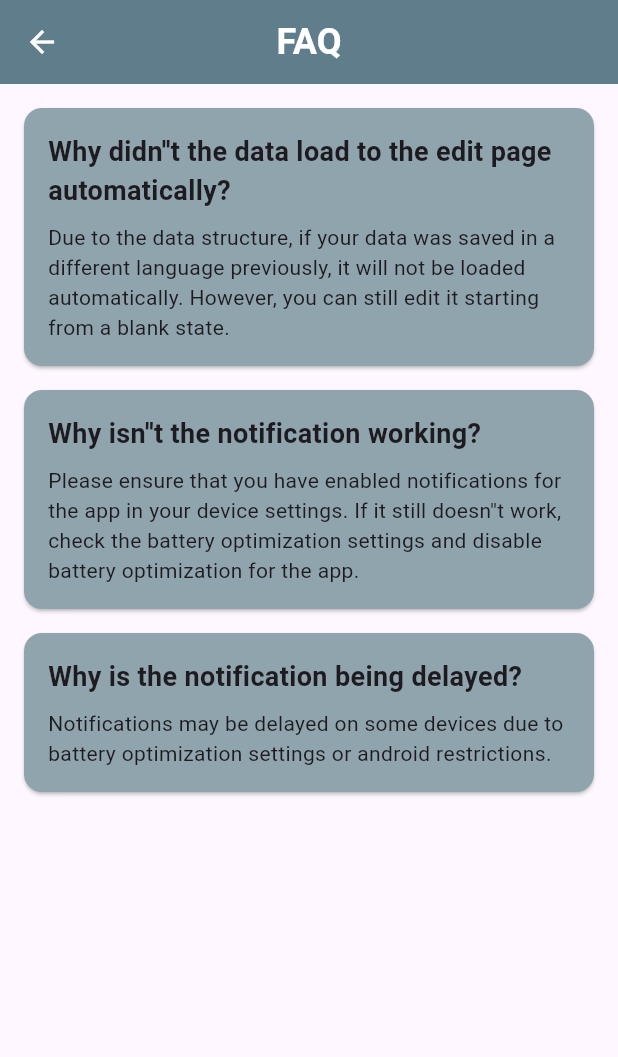
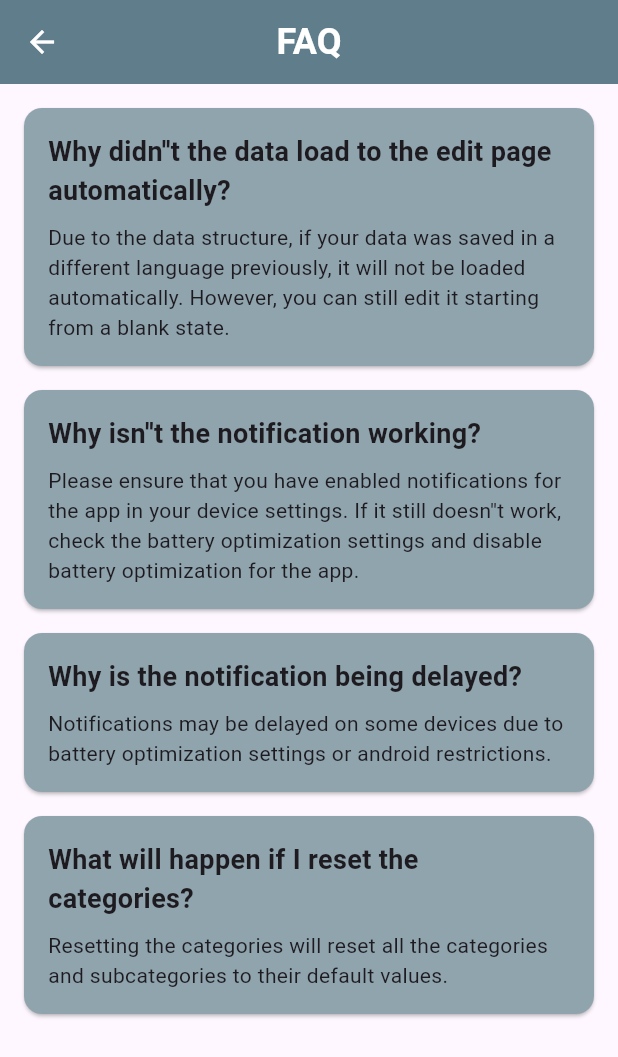
Before and after one commit to ForgerWise/FoodList, a Flutter app: the SettingPage screen opened by its route, after a tap on "FAQ", on a phone screen of 412 x 824 dp. Shown: the top 1057 px of the screen. Run offline on Flutter 3.47's test engine with Material 3 defaults, Android fonts, the phone set to English and light mode, and no system bars; our stand-ins replace flutter_local_notifications, flutter_slidable, flutter_staggered_animations, hive, hive_flutter, permission_handler and 1 more; missing offline and left inert: android_alarm_manager_plus; accounts and stored records are empty; Roboto replaces fonts that are missing (IBM Plex Sans).

Commit message:
Fix some bugs
-Fixed the issue with the food ingredient list not loading
-Fixed the problem with the notification icon not displaying correctly
-Fixed an issue where ingredient names reverted to English
-Fixed an issue where registering subcategories was not working

```diff
--- a/lib/database/sub_category.dart
+++ b/lib/database/sub_category.dart
@@ -28,7 +28,7 @@ class SubCategory {
 
   static SubCategory fromNameWithMapCheck(
       String name, Map<String, List<SubCategory>> subCategoryMap) {
-    String generatedId = name.replaceAll(' ', '_');
+    String generatedId = name.replaceAll(' ', '').replaceAll('&', '');
 
     bool idExists = subCategoryMap.values.any((subCategories) =>
         subCategories.any((subCategory) => subCategory.id == generatedId));
--- a/lib/l10n/intl_en.arb
+++ b/lib/l10n/intl_en.arb
@@ -66,7 +66,7 @@
   "bean": "Bean",
   "eggMilk": "Egg & Milk",
   "mushroom": "Mushroom",
-  "processedfood": "Processed_food",
+  "processedfood": "Processed Food",
   "others": "Others",
   "beef": "Beef",
   "pork": "Pork",
@@ -107,5 +107,13 @@
   "faqWhyNotificationNotWork": "Why isn''t the notification working?",
   "faqWhyNotificationNotWorkAns": "Please ensure that you have enabled notifications for the app in your device settings. If it still doesn''t work, check the battery optimization settings and disable battery optimization for the app.",
   "faqWhyNotificationDelay": "Why is the notification being delayed?",
-  "faqWhyNotificationDelayAns": "Notifications may be delayed on some devices due to battery optimization settings or android restrictions."
+  "faqWhyNotificationDelayAns": "Notifications may be delayed on some devices due to battery optimization settings or android restrictions.",
+  "editResetCategories": "Edit/Reset Categories",
+  "editCategoriesNotSupportedHint": "Edit categories is not supported yet!",
+  "edit": "Edit",
+  "reset": "Reset",
+  "confirmReset": "Confirm Reset",
+  "categoriesResetHint": "Are you sure you want to reset the categories to default?",
+  "faqWhatWillResetCategoriesDo": "What will happen if I reset the categories?",
+  "faqWhatWillResetCategoriesDoAns": "Resetting the categories will reset all the categories and subcategories to their default values."
 }
--- a/lib/page/setting_page.dart
+++ b/lib/page/setting_page.dart
@@ -3,6 +3,7 @@ import 'package:foodlist/util/alarm.dart';
 import 'package:foodlist/util/permission.dart';
 
 import '../generated/l10n.dart';
+import '../setting/editCategories.dart';
 import '../setting/faq.dart';
 import '../setting/language.dart';
 import '../setting/notification.dart';
@@ -99,7 +100,7 @@ class _SettingPageState extends State<SettingPage> {
     return ListTile(
       leading: const Icon(Icons.notifications, color: Colors.black, size: 24),
       title: Text(S.of(context).notifications,
-          style: TextStyle(color: Colors.black, fontSize: 24)),
+          style: const TextStyle(color: Colors.black, fontSize: 24)),
       onTap: () => Navigator.push(
         context,
         MaterialPageRoute(
@@ -125,7 +126,7 @@ class _SettingPageState extends State<SettingPage> {
         centerTitle: true,
         backgroundColor: Colors.blueGrey,
         title: Text(S.of(context).settings,
-            style: TextStyle(
+            style: const TextStyle(
                 color: Colors.white,
                 fontSize: 24,
                 fontWeight: FontWeight.bold)),
@@ -138,6 +139,9 @@ class _SettingPageState extends State<SettingPage> {
                 const LanguagePage()),
             const Divider(),
             buildNotificationTile(context),
+            const Divider(),
+            buildSettingTile(context, Icons.edit,
+                S.of(context).editResetCategories, EditCategoriesPage()),
             const Divider(),
             buildSettingTile(context, Icons.policy, S.of(context).policy,
                 const PolicyPage()),
@@ -152,7 +156,7 @@ class _SettingPageState extends State<SettingPage> {
       floatingActionButton: FloatingActionButton.extended(
         onPressed: _sendMail,
         label: Text(S.of(context).contactUs,
-            style: TextStyle(color: Colors.white)),
+            style: const TextStyle(color: Colors.white)),
         icon: const Icon(Icons.email, color: Colors.white),
         backgroundColor: Colors.blueGrey,
       ),
--- a/lib/setting/faq.dart
+++ b/lib/setting/faq.dart
@@ -3,6 +3,8 @@ import 'package:flutter/material.dart';
 import '../generated/l10n.dart';
 
 class FAQPage extends StatelessWidget {
+  const FAQPage({super.key});
+
   @override
   Widget build(BuildContext context) {
     return Scaffold(
@@ -11,11 +13,11 @@ class FAQPage extends StatelessWidget {
             bottom: BorderSide(color: Colors.black54, style: BorderStyle.none)),
         backgroundColor: Colors.blueGrey,
         title: Text(S.of(context).faq,
-            style: TextStyle(color: Colors.white, fontSize: 24)),
+            style: const TextStyle(color: Colors.white, fontSize: 24)),
         centerTitle: true,
       ),
       body: ListView(
-        padding: EdgeInsets.all(16.0),
+        padding: const EdgeInsets.all(16.0),
         children: [
           faqCard(S.of(context).faqWhyEditNotLoad,
               S.of(context).faqWhyEditNotLoadAns),
@@ -23,6 +25,8 @@ class FAQPage extends StatelessWidget {
               S.of(context).faqWhyNotificationNotWorkAns),
           faqCard(S.of(context).faqWhyNotificationDelay,
               S.of(context).faqWhyNotificationDelayAns),
+          faqCard(S.of(context).faqWhatWillResetCategoriesDo,
+              S.of(context).faqWhatWillResetCategoriesDoAns),
           // Add more FAQ cards here
         ],
       ),
@@ -33,20 +37,20 @@ class FAQPage extends StatelessWidget {
   Widget faqCard(String question, String answer) {
     return Card(
       color: Colors.blueGrey[300],
-      margin: EdgeInsets.only(bottom: 16.0),
+      margin: const EdgeInsets.only(bottom: 16.0),
       child: Padding(
-        padding: EdgeInsets.all(16.0),
+        padding: const EdgeInsets.all(16.0),
         child: Column(
           crossAxisAlignment: CrossAxisAlignment.start,
           children: [
             Text(
               question,
-              style: TextStyle(
+              style: const TextStyle(
                 fontWeight: FontWeight.bold,
                 fontSize: 18.0,
               ),
             ),
-            SizedBox(height: 8.0),
+            const SizedBox(height: 8.0),
             Text(answer),
           ],
         ),
--- a/lib/util/alarm.dart
+++ b/lib/util/alarm.dart
@@ -51,6 +51,9 @@ class AlarmService {
     // * Initialize Flutter bindings
     WidgetsFlutterBinding.ensureInitialized();
 
+    // * Initialize alarm service to load the notification icon
+    await AlarmService().init();
+
     // * Initialize Hive and open the box before using it
     await Hive.initFlutter();
     if (!Hive.isAdapterRegistered(1)) {
--- a/lib/util/notification.dart
+++ b/lib/util/notification.dart
@@ -40,7 +40,6 @@ class NotificationService {
 
   // * Get notification strings
   String _getExpiryNotificationDetails(List items) {
-    print(items);
     if (items.isEmpty) {
       return S.current.none;
     }
@@ -93,6 +92,7 @@ class NotificationService {
         importance: Importance.max,
         priority: Priority.high,
         showWhen: false,
+        icon: '@drawable/ic_stat_foodlist',
       ),
     );
   }
```
Also changed, not shown: lib/database/ingredient.dart (+23 -3 lines), lib/l10n/intl_ja.arb (+9 -1 lines), lib/l10n/intl_zh_TW.arb (+9 -1 lines), lib/main.dart (+9 -7 lines), lib/page/add_page.dart (+25 -13 lines), lib/setting/editCategories.dart (added, +100 -0 lines), pubspec.yaml (+4 -6 lines), lib/generated/intl/messages_en.dart, lib/generated/intl/messages_ja.dart, lib/generated/intl/messages_zh_TW.dart, lib/generated/l10n.dart, pubspec.lock, 8 other files.
